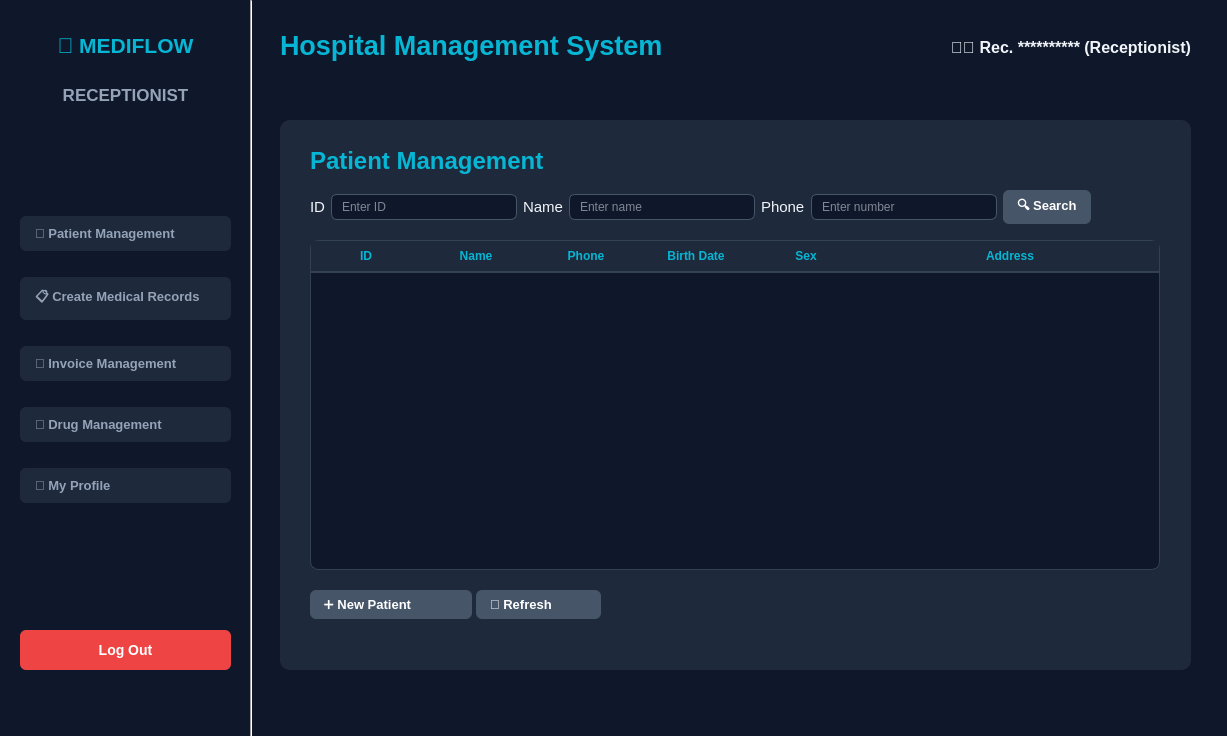
pvz2nghiaaa/HospitalManagement, file ReceptionistWindow.ui: the form before one commit.
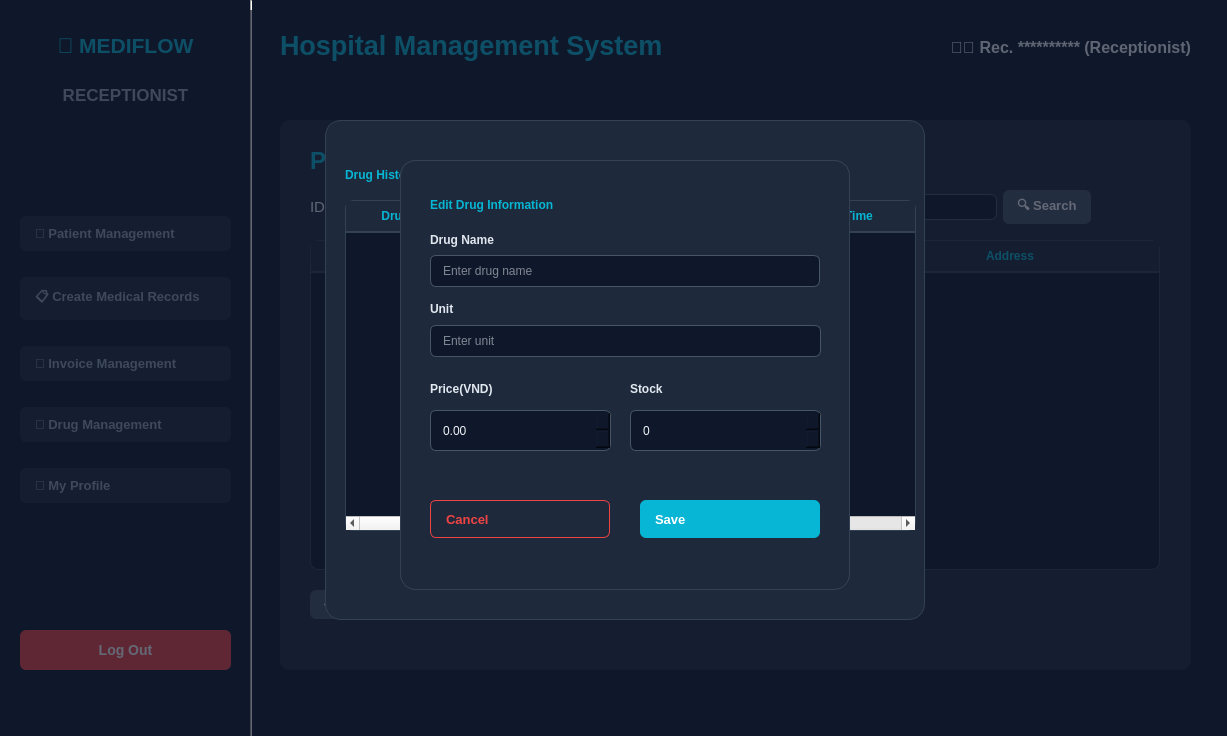
The form after the commit. The open tabs and pages were chosen to show the change.

Commit message:
Revert "Merge branch 'main' into DrugM_MProfile"
This reverts commit aaf5ffbed308d36b539393fdd5edd6ae99e37bf4, reversing
changes made to be61ff93fe2f078aa7fef20197c0425d48d70ba3.

What changed in the file:
```diff
--- a/ReceptionistWindow.ui
+++ b/ReceptionistWindow.ui
@@ -406,7 +406,7 @@
         <rect>
          <x>30</x>
          <y>470</y>
-         <width>291</width>
+         <width>431</width>
          <height>29</height>
         </rect>
        </property>
@@ -418,6 +418,11 @@
          <string>➕ New Patient</string>
         </property>
        </widget>
+       <widget class="QPushButton" name="btnEditPatient">
+        <property name="text">
+         <string>✏️ Edit</string>
+        </property>
+       </widget>
        <widget class="QPushButton" name="btnRefreshPatient">
         <property name="text">
          <string>🔄 Refresh</string>
@@ -2368,7 +2373,7 @@
      </widget>
     </widget>
    </widget>
-   <widget class="QFrame" name="overlayEditPatientFrame">
+   <widget class="QFrame" name="overlayDrugFrame">
     <property name="geometry">
      <rect>
       <x>10</x>
@@ -2378,49 +2383,434 @@
      </rect>
     </property>
     <property name="styleSheet">
-     <string notr="true">QFrame#overlayEditPatientFrame {
-    background-color: rgba(15, 23, 42, 0.65);
+     <string notr="true">QFrame#overlayDrugFrame {
+    background-color: rgba(15, 23, 42, 165);
 }</string>
     </property>
     <property name="frameShape">
      <enum>QFrame::Shape::NoFrame</enum>
     </property>
-    <widget class="QFrame" name="cardEditPatient">
+    <property name="frameShadow">
+     <enum>QFrame::Shadow::Raised</enum>
+    </property>
+    <widget class="QFrame" name="cardEditDrug">
      <property name="geometry">
       <rect>
-       <x>388</x>
-       <y>158</y>
+       <x>390</x>
+       <y>150</y>
        <width>450</width>
-       <height>420</height>
+       <height>430</height>
       </rect>
      </property>
      <property name="styleSheet">
-      <string notr="true">QFrame#cardEditPatient {
+      <string notr="true">QFrame#cardEditDrug {
     background-color: rgb(30, 41, 59);
     border: 1px solid rgb(51, 65, 85);
     border-radius: 16px;
 }
+
 QLabel {
     color: rgb(226, 232, 240);
-    font-size: 13px;
     font-weight: bold;
 }
-QLineEdit, QComboBox, QDateEdit {
+
+QLineEdit, QSpinBox, QDoubleSpinBox {
     background-color: rgb(15, 23, 42);
     border: 1px solid rgb(71, 85, 105);
     border-radius: 6px;
     color: rgb(241, 245, 249);
     padding: 6px 10px;
-    font-size: 13px;
 }
-QLineEdit:focus, QComboBox:focus, QDateEdit:focus {
+
+QLineEdit:focus, QSpinBox:focus, QDoubleSpinBox:focus {
     border: 1px solid rgb(6, 182, 212);
 }</string>
      </property>
      <property name="frameShape">
       <enum>QFrame::Shape::StyledPanel</enum>
      </property>
-     <widget class="QLabel" name="lblEditPatTitle">
+     <widget class="QLabel" name="lbldrugName_3">
+      <property name="geometry">
+       <rect>
+        <x>30</x>
+        <y>70</y>
+        <width>390</width>
+        <height>20</height>
+       </rect>
+      </property>
+      <property name="text">
+       <string>Drug Name</string>
+      </property>
+     </widget>
+     <widget class="QLineEdit" name="txtEditDrugName">
+      <property name="geometry">
+       <rect>
+        <x>30</x>
+        <y>95</y>
+        <width>390</width>
+        <height>32</height>
+       </rect>
+      </property>
+      <property name="placeholderText">
+       <string>Enter drug name</string>
+      </property>
+     </widget>
+     <widget class="QPushButton" name="btnCancelEditDrug">
+      <property name="geometry">
+       <rect>
+        <x>30</x>
+        <y>340</y>
+        <width>180</width>
+        <height>38</height>
+       </rect>
+      </property>
+      <property name="styleSheet">
+       <string notr="true">QPushButton {
+    background-color: transparent;
+    border: 1px solid rgb(239, 68, 68);
+    color: rgb(239, 68, 68);
+    font-weight: bold;
+    border-radius: 6px;
+}
+QPushButton:hover {
+    background-color: rgba(239, 68, 68, 0.1);
+}</string>
+      </property>
+      <property name="text">
+       <string>Cancel</string>
+      </property>
+     </widget>
+     <widget class="QPushButton" name="btnSaveEditDrug">
+      <property name="geometry">
+       <rect>
+        <x>240</x>
+        <y>340</y>
+        <width>180</width>
+        <height>38</height>
+       </rect>
+      </property>
+      <property name="styleSheet">
+       <string notr="true">QPushButton {
+    background-color: rgb(6, 182, 212);
+    color: white;
+    font-weight: bold;
+    border: none;
+    border-radius: 6px;
+}
+QPushButton:hover {
+    background-color: rgb(8, 145, 178);
+}</string>
+      </property>
+      <property name="text">
+       <string>Save</string>
+      </property>
+     </widget>
+     <widget class="QLineEdit" name="txtEditDrugUnit">
+      <property name="geometry">
+       <rect>
+        <x>30</x>
+        <y>165</y>
+        <width>391</width>
+        <height>32</height>
+       </rect>
+      </property>
+      <property name="placeholderText">
+       <string>Enter unit</string>
+      </property>
+     </widget>
+     <widget class="QLabel" name="lbltxt_3">
+      <property name="geometry">
+       <rect>
+        <x>30</x>
+        <y>140</y>
+        <width>26</width>
+        <height>17</height>
+       </rect>
+      </property>
+      <property name="text">
+       <string>Unit</string>
+      </property>
+     </widget>
+     <widget class="QDoubleSpinBox" name="spEditDrugPrice">
+      <property name="geometry">
+       <rect>
+        <x>30</x>
+        <y>250</y>
+        <width>181</width>
+        <height>41</height>
+       </rect>
+      </property>
+     </widget>
+     <widget class="QSpinBox" name="spEditDrugStock">
+      <property name="geometry">
+       <rect>
+        <x>230</x>
+        <y>250</y>
+        <width>191</width>
+        <height>41</height>
+       </rect>
+      </property>
+     </widget>
+     <widget class="QLabel" name="lblPatTitle_4">
+      <property name="geometry">
+       <rect>
+        <x>30</x>
+        <y>30</y>
+        <width>390</width>
+        <height>30</height>
+       </rect>
+      </property>
+      <property name="font">
+       <font>
+        <bold>true</bold>
+       </font>
+      </property>
+      <property name="styleSheet">
+       <string notr="true">color: rgb(6, 182, 212);</string>
+      </property>
+      <property name="text">
+       <string>Edit Drug Information</string>
+      </property>
+     </widget>
+     <widget class="QLabel" name="lbltxt_8">
+      <property name="geometry">
+       <rect>
+        <x>230</x>
+        <y>220</y>
+        <width>81</width>
+        <height>17</height>
+       </rect>
+      </property>
+      <property name="text">
+       <string>Stock</string>
+      </property>
+     </widget>
+     <widget class="QLabel" name="lblPatAddress_4">
+      <property name="geometry">
+       <rect>
+        <x>474</x>
+        <y>220</y>
+        <width>217</width>
+        <height>17</height>
+       </rect>
+      </property>
+      <property name="text">
+       <string>Stock</string>
+      </property>
+     </widget>
+     <widget class="QLabel" name="lbltxt_4">
+      <property name="geometry">
+       <rect>
+        <x>30</x>
+        <y>220</y>
+        <width>91</width>
+        <height>17</height>
+       </rect>
+      </property>
+      <property name="text">
+       <string>Price(VND)</string>
+      </property>
+     </widget>
+    </widget>
+    <widget class="QFrame" name="cardDrugHistory">
+     <property name="geometry">
+      <rect>
+       <x>315</x>
+       <y>110</y>
+       <width>600</width>
+       <height>500</height>
+      </rect>
+     </property>
+     <property name="styleSheet">
+      <string notr="true">QFrame#cardDrugHistory {
+    background-color: rgb(30, 41, 59);
+    border: 1px solid rgb(51, 65, 85);
+    border-radius: 16px;
+}</string>
+     </property>
+     <property name="frameShape">
+      <enum>QFrame::Shape::StyledPanel</enum>
+     </property>
+     <widget class="QLabel" name="lblPatTitle_5">
+      <property name="geometry">
+       <rect>
+        <x>20</x>
+        <y>40</y>
+        <width>390</width>
+        <height>30</height>
+       </rect>
+      </property>
+      <property name="font">
+       <font>
+        <bold>true</bold>
+       </font>
+      </property>
+      <property name="styleSheet">
+       <string notr="true">color: rgb(6, 182, 212);</string>
+      </property>
+      <property name="text">
+       <string>Drug History</string>
+      </property>
+     </widget>
+     <widget class="QPushButton" name="btnCloseDrugHistory">
+      <property name="geometry">
+       <rect>
+        <x>220</x>
+        <y>430</y>
+        <width>180</width>
+        <height>38</height>
+       </rect>
+      </property>
+      <property name="styleSheet">
+       <string notr="true">QPushButton {
+    background-color: transparent;
+    border: 1px solid rgb(239, 68, 68);
+    color: rgb(239, 68, 68);
+    font-weight: bold;
+    border-radius: 6px;
+}
+QPushButton:hover {
+    background-color: rgba(239, 68, 68, 0.1);
+}</string>
+      </property>
+      <property name="text">
+       <string>Close</string>
+      </property>
+     </widget>
+     <widget class="QSplitter" name="splitter_5">
+      <property name="geometry">
+       <rect>
+        <x>30</x>
+        <y>220</y>
+        <width>661</width>
+        <height>17</height>
+       </rect>
+      </property>
+      <property name="orientation">
+       <enum>Qt::Orientation::Horizontal</enum>
+      </property>
+     </widget>
+     <widget class="QTableWidget" name="tblDrugHistory">
+      <property name="geometry">
+       <rect>
+        <x>20</x>
+        <y>80</y>
+        <width>571</width>
+        <height>331</height>
+       </rect>
+      </property>
+      <property name="styleSheet">
+       <string notr="true">QTableWidget {
+    background-color: rgb(15, 23, 42);
+    color: rgb(226, 232, 240);
+    gridline-color: rgb(30, 41, 59);
+
+    border: 1px solid rgb(51, 65, 85);
+    border-radius: 8px;
+
+    alternate-background-color: rgb(22, 30, 49);
+}
+
+QTableWidget::item {
+    padding: 6px;
+}
+
+QTableWidget::item:hover {
+    background-color: rgba(6, 182, 212, 0.08);
+}
+
+QTableWidget::item:selected {
+    background-color: rgb(30, 41, 59);
+    color: rgb(6, 182, 212);
+}
+
+QTableWidget::item:focus {
+    outline: none;
+}
+
+QHeaderView::section {
+    background-color: rgb(30, 41, 59);
+    color: rgb(6, 182, 212);
+
+    padding: 6px;
+    font-weight: bold;
+
+    border: none;
+    border-bottom: 2px solid rgb(51, 65, 85);
+}
+
+QTableCornerButton::section {
+    background-color: rgb(30, 41, 59);
+    border: none;
+}</string>
+      </property>
+      <attribute name="horizontalHeaderDefaultSectionSize">
+       <number>114</number>
+      </attribute>
+      <column>
+       <property name="text">
+        <string>Drug ID</string>
+       </property>
+      </column>
+      <column>
+       <property name="text">
+        <string>Drug Name</string>
+       </property>
+      </column>
+      <column>
+       <property name="text">
+        <string>Action</string>
+       </property>
+      </column>
+      <column>
+       <property name="text">
+        <string>Amount</string>
+       </property>
+      </column>
+      <column>
+       <property name="text">
+        <string>Time</string>
+       </property>
+      </column>
+     </widget>
+    </widget>
+    <widget class="QFrame" name="cardAddDrug">
+     <property name="geometry">
+      <rect>
+       <x>390</x>
+       <y>150</y>
+       <width>450</width>
+       <height>430</height>
+      </rect>
+     </property>
+     <property name="styleSheet">
+      <string notr="true">QFrame#cardAddDrug {
+    background-color: rgb(30, 41, 59);
+    border: 1px solid rgb(51, 65, 85);
+    border-radius: 16px;
+}
+
+QLabel {
+    color: rgb(226, 232, 240);
+    font-weight: bold;
+}
+
+QLineEdit, QSpinBox, QDoubleSpinBox {
+    background-color: rgb(15, 23, 42);
+    border: 1px solid rgb(71, 85, 105);
+    border-radius: 6px;
+    color: rgb(241, 245, 249);
+    padding: 6px 10px;
+}
+
+QLineEdit:focus, QSpinBox:focus, QDoubleSpinBox:focus {
+    border: 1px solid rgb(6, 182, 212);
+}</string>
+     </property>
+     <property name="frameShape">
+      <enum>QFrame::Shape::StyledPanel</enum>
+     </property>
+     <widget class="QLabel" name="lblPatTitle_3">
       <property name="geometry">
        <rect>
         <x>30</x>
@@ -2431,7 +2821,6 @@
       </property>
       <property name="font">
        <font>
-        <pointsize>-1</pointsize>
         <bold>true</bold>
        </font>
       </property>
@@ -2439,10 +2828,10 @@
        <string notr="true">color: rgb(6, 182, 212);</string>
       </property>
       <property name="text">
-       <string>Edit Patient ***</string>
+       <string>Add New Drug</string>
       </property>
      </widget>
-     <widget class="QLabel" name="lblEditPatName">
+     <widget class="QLabel" name="lbldrugName_5">
       <property name="geometry">
        <rect>
         <x>30</x>
@@ -2452,10 +2841,10 @@
        </rect>
       </property>
       <property name="text">
-       <string>Full Name</string>
+       <string>Drug Name</string>
       </property>
      </widget>
-     <widget class="QLineEdit" name="txtEditPatFullName">
+     <widget class="QLineEdit" name="txtAddDrugName">
       <property name="geometry">
        <rect>
         <x>30</x>
@@ -2465,36 +2854,10 @@
        </rect>
       </property>
       <property name="placeholderText">
-       <string>Enter full name</string>
+       <string>Enter drug name</string>
       </property>
      </widget>
-     <widget class="QLabel" name="lblEditPatAddress">
-      <property name="geometry">
-       <rect>
-        <x>30</x>
-        <y>210</y>
-        <width>390</width>
-        <height>20</height>
-       </rect>
-      </property>
-      <property name="text">
-       <string>Address</string>
-      </property>
-     </widget>
-     <widget class="QLineEdit" name="txtEditPatAddress">
-      <property name="geometry">
-       <rect>
-        <x>30</x>
-        <y>235</y>
-        <width>390</width>
-        <height>70</height>
-       </rect>
-      </property>
-      <property name="placeholderText">
-       <string>Enter patient address</string>
-      </property>
-     </widget>
-     <widget class="QPushButton" name="btnCancelEditPat">
+     <widget class="QPushButton" name="btnCancelAddDrug">
       <property name="geometry">
        <rect>
         <x>30</x>
@@ -2519,7 +2882,7 @@
        <string>Cancel</string>
       </property>
      </widget>
-     <widget class="QPushButton" name="btnSaveEditPat">
+     <widget class="QPushButton" name="btnSaveAddDrug">
       <property name="geometry">
        <rect>
         <x>240</x>
@@ -2541,81 +2904,105 @@
 }</string>
       </property>
       <property name="text">
-       <string>Save new info</string>
+       <string>Save</string>
       </property>
      </widget>
-     <widget class="QWidget" name="layoutWidget_3">
+     <widget class="QLineEdit" name="txtAddDrugUnit">
       <property name="geometry">
        <rect>
         <x>30</x>
-        <y>140</y>
+        <y>165</y>
         <width>391</width>
-        <height>62</height>
+        <height>32</height>
        </rect>
       </property>
-      <layout class="QGridLayout" name="gridLayout_2">
-       <item row="0" column="0">
-        <widget class="QLabel" name="lblEditPatDOB">
-         <property name="text">
-          <string>Birth Date</string>
-         </property>
-        </widget>
-       </item>
-       <item row="0" column="1">
-        <widget class="QLabel" name="lblEditPatPhone">
-         <property name="text">
-          <string>Phone Number</string>
-         </property>
-        </widget>
-       </item>
-       <item row="0" column="2">
-        <widget class="QLabel" name="lblEditPatGender">
-         <property name="text">
-          <string>Gender</string>
-         </property>
-        </widget>
-       </item>
-       <item row="1" column="0">
-        <widget class="QDateEdit" name="dateEditPatDOB">
-         <property name="displayFormat">
-          <string>dd-MM-yyyy</string>
-         </property>
-         <property name="calendarPopup">
-          <bool>true</bool>
-         </property>
-        </widget>
-       </item>
-       <item row="1" column="1">
-        <widget class="QLineEdit" name="txtEditPatPhone">
-         <property name="placeholderText">
-          <string>Enter patient phone no.</string>
-         </property>
-        </widget>
-       </item>
-       <item row="1" column="2">
-        <widget class="QComboBox" name="cbEditPatGender">
-         <item>
-          <property name="text">
-           <string>Male</string>
-          </property>
-         </item>
-         <item>
-          <property name="text">
-           <string>Female</string>
-          </property>
-         </item>
-         <item>
-          <property name="text">
-           <string>Other</string>
-          </property>
-         </item>
-        </widget>
-       </item>
-      </layout>
+      <property name="placeholderText">
+       <string>Enter unit</string>
+      </property>
+     </widget>
+     <widget class="QLabel" name="lbltxt_5">
+      <property name="geometry">
+       <rect>
+        <x>30</x>
+        <y>140</y>
+        <width>71</width>
+        <height>17</height>
+       </rect>
+      </property>
+      <property name="text">
+       <string>Unit</string>
+      </property>
+     </widget>
+     <widget class="QDoubleSpinBox" name="spAddDrugPrice">
+      <property name="geometry">
+       <rect>
+        <x>30</x>
+        <y>250</y>
+        <width>181</width>
+        <height>41</height>
+       </rect>
+      </property>
+      <property name="maximum">
+       <double>1000000000.000000000000000</double>
+      </property>
+     </widget>
+     <widget class="QSpinBox" name="spAddDrugStock">
+      <property name="geometry">
+       <rect>
+        <x>230</x>
+        <y>250</y>
+        <width>191</width>
+        <height>41</height>
+       </rect>
+      </property>
+      <property name="maximum">
+       <number>1000000</number>
+      </property>
+     </widget>
+     <widget class="QLabel" name="lbltxt_7">
+      <property name="geometry">
+       <rect>
+        <x>230</x>
+        <y>220</y>
+        <width>81</width>
+        <height>17</height>
+       </rect>
+      </property>
+      <property name="text">
+       <string>Stock</string>
+      </property>
+     </widget>
+     <widget class="QLabel" name="lblPatAddress_3">
+      <property name="geometry">
+       <rect>
+        <x>474</x>
+        <y>220</y>
+        <width>217</width>
+        <height>17</height>
+       </rect>
+      </property>
+      <property name="text">
+       <string>Stock</string>
+      </property>
+     </widget>
+     <widget class="QLabel" name="lbltxt_6">
+      <property name="geometry">
+       <rect>
+        <x>30</x>
+        <y>220</y>
+        <width>81</width>
+        <height>17</height>
+       </rect>
+      </property>
+      <property name="text">
+       <string>Price(VND)</string>
+      </property>
      </widget>
     </widget>
+    <zorder>cardDrugHistory</zorder>
+    <zorder>cardAddDrug</zorder>
+    <zorder>cardEditDrug</zorder>
    </widget>
-   <zorder>overlayEditPatientFrame</zorder>
    <zorder>overlayPatientFrame</zorder>
    <zorder>lblBrand</zorder>
    <zorder>lblTitle</zorder>
```
The commit also changes 5 other files.
